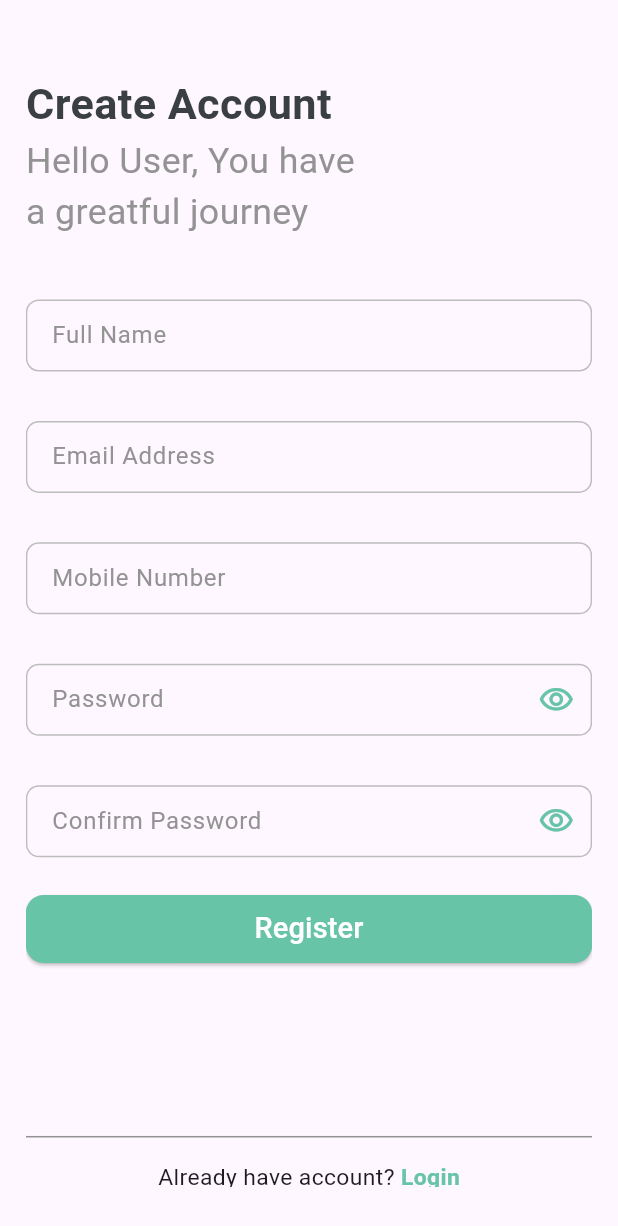
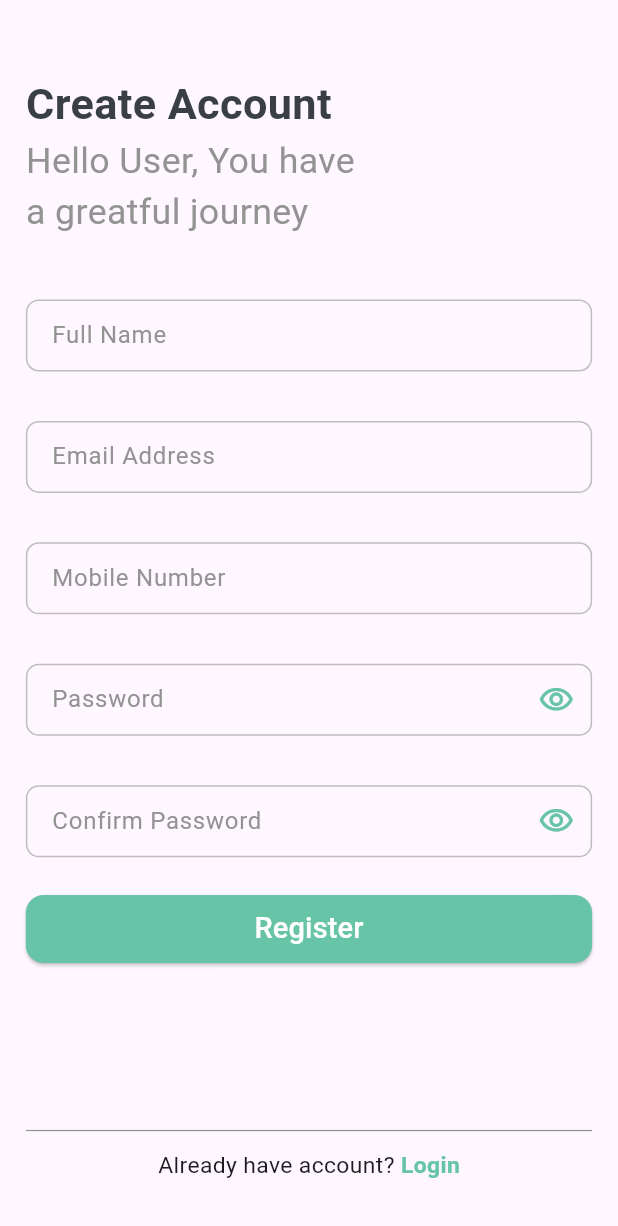
Before and after one commit to YoussefMohammed001/e_commerece_app, a Flutter app: the RegisterScreen screen opened directly, on a phone screen of 412 x 824 dp. Shown: the top 1226 px of the screen. Run offline on Flutter 3.47's test engine with Material 3 defaults, Android fonts, the phone set to English and light mode, and no system bars; our stand-ins replace animate_do, bloc, cached_network_image, carousel_slider, dio, either_dart and 11 more; accounts and stored records are empty.

Commit message:
Login to improve

```diff
--- a/lib/features/register/presentation/pages/register_screen.dart
+++ b/lib/features/register/presentation/pages/register_screen.dart
@@ -218,7 +218,7 @@ class RegisterScreen extends StatelessWidget {
                                 ),
                                 SizedBox(height: 10.h,),
 
-                                Divider(height: 2.h,color: AppColors.grey,),
+                                Divider(height: 1.h,color: AppColors.grey,thickness: 0.1.h,),
                                 SizedBox(height: 1.h,),
                                 Row(
                                   mainAxisAlignment: MainAxisAlignment.center,
```
